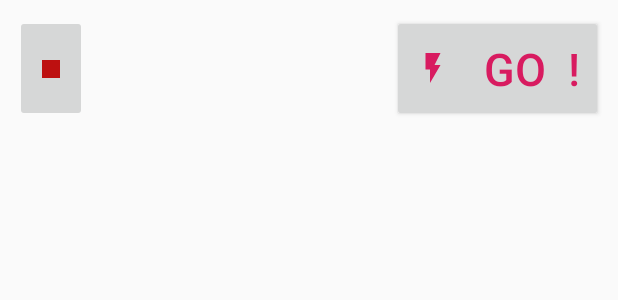
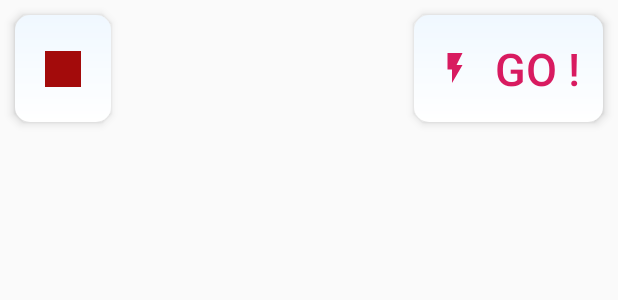
Before and after one commit to Pilaba/Chispitas-Cheat, an Android app: the layout overlay_widget.xml on its own in the app's theme, with its tools: preview values and no code run, on a phone screen of 412 x 824 dp. Shown: the top 300 px of the screen. Run offline under Robolectric (Android 15) with nearby library versions, the light colour scheme and no system bars.

```diff
--- a/App Movil/AppChida/app/build.gradle
+++ b/App Movil/AppChida/app/build.gradle
@@ -8,7 +8,7 @@ android {
     compileSdkVersion 28
     defaultConfig {
         applicationId "app.appchida.com.appchida"
-        minSdkVersion 17
+        minSdkVersion 21
         targetSdkVersion 28
         versionCode 1
         versionName "1.0"
--- a/App Movil/AppChida/app/src/main/res/drawable/custom_btn.xml
+++ b/App Movil/AppChida/app/src/main/res/drawable/custom_btn.xml
@@ -1,9 +1,21 @@
 <?xml version="1.0" encoding="utf-8"?>
-<shape xmlns:android="http://schemas.android.com/apk/res/android" android:shape="rectangle" android:padding="10dp">
-    <solid android:color="@android:color/white"/> <!-- this one is ths color of the Rounded Button -->
-    <corners
-        android:bottomRightRadius="10dp"
-        android:bottomLeftRadius="10dp"
-        android:topLeftRadius="10dp"
-        android:topRightRadius="10dp"/>
-</shape>
+<ripple xmlns:android="http://schemas.android.com/apk/res/android"
+    android:color="@color/colorPrimaryDark">
+    <item android:id="@android:id/mask">
+        <shape android:shape="rectangle">
+            <solid android:color="@color/colorPrimaryDark" />
+            <corners android:radius="10dp" />
+        </shape>
+    </item>
+
+    <item android:id="@android:id/background">
+        <shape android:shape="rectangle">
+            <gradient
+                android:angle="90"
+                android:endColor="#f0f8ff"
+                android:startColor="@android:color/white"
+                android:type="linear" />
+            <corners android:radius="10dp" />
+        </shape>
+    </item>
+</ripple>
--- a/App Movil/AppChida/app/src/main/res/drawable/stop.xml
+++ b/App Movil/AppChida/app/src/main/res/drawable/stop.xml
@@ -1,5 +1,5 @@
-<vector android:height="24dp" android:tint="#BD1010"
+<vector android:height="48dp" android:tint="#A30B0B"
     android:viewportHeight="24.0" android:viewportWidth="24.0"
-    android:width="24dp" xmlns:android="http://schemas.android.com/apk/res/android">
+    android:width="48dp" xmlns:android="http://schemas.android.com/apk/res/android">
     <path android:fillColor="#FF000000" android:pathData="M6,6h12v12H6z"/>
 </vector>
--- a/App Movil/AppChida/app/src/main/res/layout/overlay_widget.xml
+++ b/App Movil/AppChida/app/src/main/res/layout/overlay_widget.xml
@@ -8,25 +8,34 @@
     android:background="@android:color/transparent"
     android:id="@+id/ROOT">
 
-    <ImageButton android:id="@+id/STOP"
-        android:src="@drawable/stop"
-        android:layout_width="48dp"
+    <android.support.v7.widget.AppCompatImageButton
+        android:id="@+id/STOP"
+        style="?android:attr/borderlessButtonStyle"
+        android:layout_width="64dp"
         android:layout_height="0dp"
         android:layout_margin="10dp"
+        android:layout_marginStart="8dp"
+        android:background="@drawable/custom_btn"
+        android:elevation="4dp"
         android:padding="10dp"
+        android:src="@drawable/stop"
         app:layout_constraintBottom_toBottomOf="parent"
         app:layout_constraintStart_toStartOf="parent"
-        app:layout_constraintTop_toTopOf="parent" />
+        app:layout_constraintTop_toTopOf="parent"
+        app:layout_constraintVertical_bias="0.8" />
 
-    <Button
+    <android.support.v7.widget.AppCompatButton
         android:id="@+id/GO"
+        style="?android:attr/borderlessButtonStyle"
+        android:background="@drawable/custom_btn"
         android:layout_width="wrap_content"
         android:layout_height="wrap_content"
         android:layout_margin="10dp"
         android:drawableStart="@drawable/go"
         android:padding="15dp"
-        android:text="   GO  !"
+        android:text="  GO !"
         android:textColor="@color/colorAccent"
+        android:elevation="4dp"
         android:textSize="30sp"
         app:layout_constraintBottom_toBottomOf="parent"
         app:layout_constraintEnd_toEndOf="parent"
```
Also changed, not shown: 3 other files.
